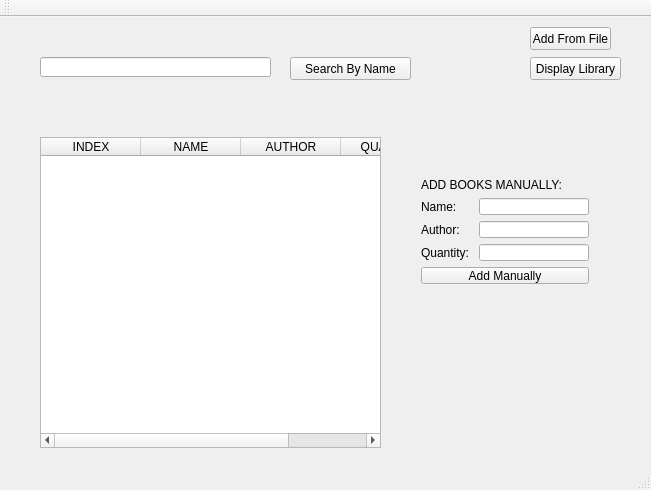
This is ProjectZero/mainwindow.ui in nishantpai/ProjectZero as Qt 5 draws it before an edit. The edited form follows.
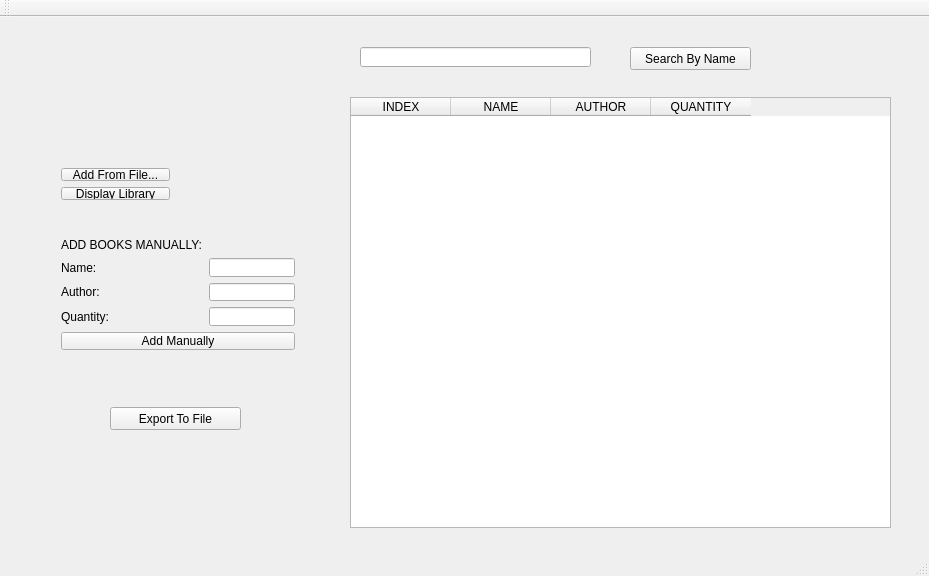
This is the edited form.

Commit message: Added Export Button, index to each book and a copyID to each copy of the book

```diff
--- a/ProjectZero/mainwindow.ui
+++ b/ProjectZero/mainwindow.ui
@@ -6,47 +6,21 @@
    <rect>
     <x>0</x>
     <y>0</y>
-    <width>651</width>
-    <height>490</height>
+    <width>929</width>
+    <height>576</height>
    </rect>
   </property>
   <property name="windowTitle">
    <string>MainWindow</string>
   </property>
   <widget class="QWidget" name="centralWidget">
-   <widget class="QPushButton" name="addFromFileButton">
-    <property name="geometry">
-     <rect>
-      <x>530</x>
-      <y>10</y>
-      <width>81</width>
-      <height>23</height>
-     </rect>
-    </property>
-    <property name="text">
-     <string>Add From File</string>
-    </property>
-   </widget>
-   <widget class="QPushButton" name="displayLibraryButton">
-    <property name="geometry">
-     <rect>
-      <x>530</x>
-      <y>40</y>
-      <width>91</width>
-      <height>23</height>
-     </rect>
-    </property>
-    <property name="text">
-     <string>Display Library</string>
-    </property>
-   </widget>
    <widget class="QTableWidget" name="displayBooks">
     <property name="geometry">
      <rect>
-      <x>40</x>
-      <y>120</y>
-      <width>341</width>
-      <height>311</height>
+      <x>350</x>
+      <y>80</y>
+      <width>541</width>
+      <height>431</height>
      </rect>
     </property>
     <property name="sortingEnabled">
@@ -76,64 +50,67 @@
    <widget class="QWidget" name="layoutWidget">
     <property name="geometry">
      <rect>
-      <x>410</x>
-      <y>150</y>
-      <width>190</width>
-      <height>128</height>
+      <x>50</x>
+      <y>210</y>
+      <width>256</width>
+      <height>134</height>
      </rect>
     </property>
     <layout class="QFormLayout" name="formLayout">
+     <property name="fieldGrowthPolicy">
+      <enum>QFormLayout::AllNonFixedFieldsGrow</enum>
+     </property>
      <item row="2" column="0">
+      <widget class="QLabel" name="label_2">
+       <property name="text">
+        <string>ADD BOOKS MANUALLY:</string>
+       </property>
+      </widget>
+     </item>
+     <item row="3" column="0">
       <widget class="QLabel" name="label">
        <property name="text">
         <string>Name:</string>
        </property>
       </widget>
      </item>
-     <item row="2" column="1">
+     <item row="3" column="1">
       <widget class="QLineEdit" name="nameEdit"/>
      </item>
-     <item row="3" column="0">
+     <item row="4" column="0">
       <widget class="QLabel" name="label_3">
        <property name="text">
         <string>Author:</string>
        </property>
       </widget>
      </item>
-     <item row="3" column="1">
+     <item row="4" column="1">
       <widget class="QLineEdit" name="authorEdit"/>
      </item>
-     <item row="4" column="0">
+     <item row="5" column="0">
       <widget class="QLabel" name="label_4">
        <property name="text">
         <string>Quantity: </string>
        </property>
       </widget>
      </item>
-     <item row="4" column="1">
+     <item row="5" column="1">
       <widget class="QLineEdit" name="quantityEdit"/>
      </item>
-     <item row="5" column="0" colspan="2">
+     <item row="6" column="0" colspan="2">
       <widget class="QPushButton" name="addManuallyButton">
        <property name="text">
         <string>Add Manually</string>
        </property>
       </widget>
      </item>
-     <item row="1" column="0" colspan="2">
-      <widget class="QLabel" name="label_2">
-       <property name="text">
-        <string>ADD BOOKS MANUALLY:</string>
-       </property>
-      </widget>
-     </item>
     </layout>
    </widget>
    <widget class="QLineEdit" name="searchEdit">
     <property name="geometry">
      <rect>
-      <x>40</x>
-      <y>40</y>
+      <x>360</x>
+      <y>30</y>
       <width>231</width>
       <height>20</height>
      </rect>
@@ -142,8 +119,8 @@
    <widget class="QPushButton" name="searchButton">
     <property name="geometry">
      <rect>
-      <x>290</x>
-      <y>40</y>
+      <x>630</x>
+      <y>30</y>
       <width>121</width>
       <height>23</height>
      </rect>
@@ -152,6 +129,45 @@
      <string>Search By Name</string>
     </property>
    </widget>
+   <widget class="QPushButton" name="pushButton">
+    <property name="geometry">
+     <rect>
+      <x>110</x>
+      <y>390</y>
+      <width>131</width>
+      <height>23</height>
+     </rect>
+    </property>
+    <property name="text">
+     <string>Export To File</string>
+    </property>
+   </widget>
+   <widget class="QWidget" name="">
+    <property name="geometry">
+     <rect>
+      <x>50</x>
+      <y>140</y>
+      <width>131</width>
+      <height>54</height>
+     </rect>
+    </property>
+    <layout class="QVBoxLayout" name="verticalLayout">
+     <item>
+      <widget class="QPushButton" name="addFromFileButton">
+       <property name="text">
+        <string>Add From File...</string>
+       </property>
+      </widget>
+     </item>
+     <item>
+      <widget class="QPushButton" name="displayLibraryButton">
+       <property name="text">
+        <string>Display Library</string>
+       </property>
+      </widget>
+     </item>
+    </layout>
+   </widget>
   </widget>
   <widget class="QMenuBar" name="menuBar">
    <property name="geometry">
```
Left out of the diff: 2 changed lines with no effect on the pictures. The commit also changes 13 other files.
